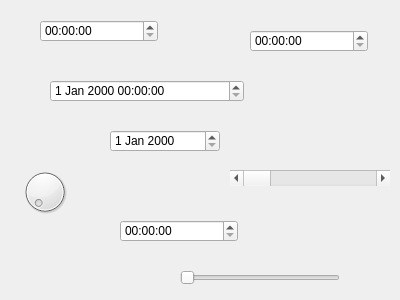
Above: emagmdichild.ui from lorenzo-zurini/ShopMaster before the change. Below: the same form after it.
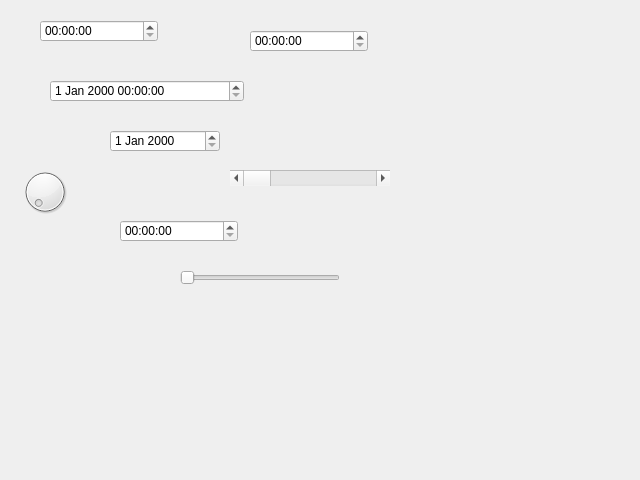
That is the form after the change.

Commit message: [Add] Made the mainwindow default to available desktop resolution. The taaskbar should somehow be subtracted from the height so there's no overlap.

```diff
--- a/emagmdichild.ui
+++ b/emagmdichild.ui
@@ -6,10 +6,16 @@
    <rect>
     <x>0</x>
     <y>0</y>
-    <width>400</width>
-    <height>300</height>
+    <width>640</width>
+    <height>480</height>
    </rect>
   </property>
+  <property name="minimumSize">
+   <size>
+    <width>640</width>
+    <height>480</height>
+   </size>
+  </property>
   <property name="windowTitle">
    <string>Form</string>
   </property>
```
The commit also changes 3 other files.
